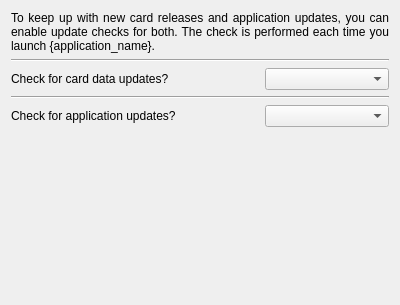
The window that mtg_proxy_printer/resources/ui/first_start_wizard/update_check_page.ui (luziferius/MTGProxyPrinter) describes before a commit, drawn with Qt 5.
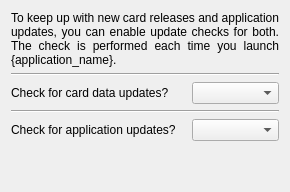
The same window after the commit.

Commit message:
Some cleanups in the UI files. Removed default window title and geometry attributes, as these are set by the parent Wizard.
FossilOrigin-Name: f41d6686b9358cb880cb2cb7aae3875fd0d779ffa0f563df9ab40cd32fec1c4f

What changed in the file:
```diff
--- a/mtg_proxy_printer/resources/ui/first_start_wizard/update_check_page.ui
+++ b/mtg_proxy_printer/resources/ui/first_start_wizard/update_check_page.ui
@@ -2,17 +2,6 @@
 <ui version="4.0">
  <class>WizardPage</class>
  <widget class="QWizardPage" name="WizardPage">
-  <property name="geometry">
-   <rect>
-    <x>0</x>
-    <y>0</y>
-    <width>400</width>
-    <height>305</height>
-   </rect>
-  </property>
-  <property name="windowTitle">
-   <string>WizardPage</string>
-  </property>
   <property name="title">
    <string>Optional update checks</string>
   </property>
```
The commit also changes 3 other files.
